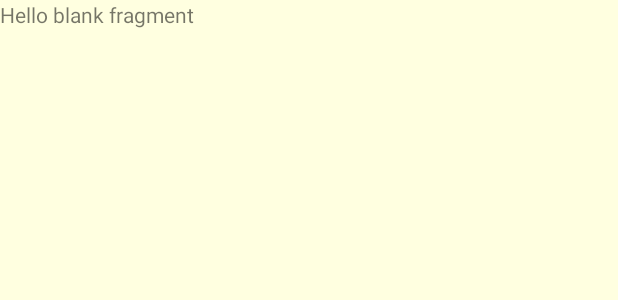
After one commit to victorwong02/funLearning, an Android app: the layout fragment_profile.xml on its own in the app's theme, with its tools: preview values and no code run, on a phone screen of 412 x 824 dp. The commit adds this screen. Shown: the top 300 px of the screen. Run offline under Robolectric (Android 15) with nearby library versions, the phone set to English and light mode, and no system bars.

Commit message:
profile frag

```diff
--- /dev/null
+++ b/app/src/main/res/layout/fragment_profile.xml
@@ -0,0 +1,14 @@
+<?xml version="1.0" encoding="utf-8"?>
+<FrameLayout xmlns:android="http://schemas.android.com/apk/res/android"
+    xmlns:tools="http://schemas.android.com/tools"
+    android:layout_width="match_parent"
+    android:layout_height="match_parent"
+    tools:context=".Profile">
+
+    <!-- TODO: Update blank fragment layout -->
+    <TextView
+        android:layout_width="match_parent"
+        android:layout_height="match_parent"
+        android:text="@string/hello_blank_fragment" />
+
+</FrameLayout>
```
Also changed, not shown: app/src/main/java/tarc/assignment/funlearning/Profile.kt (added, +59 -0 lines), app/src/main/res/values/strings.xml (+4 -4 lines).
